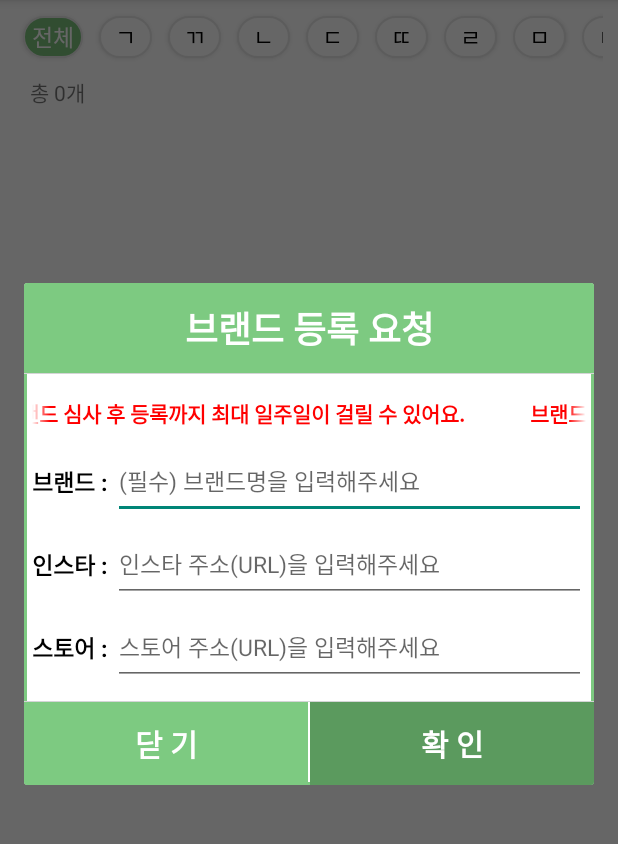
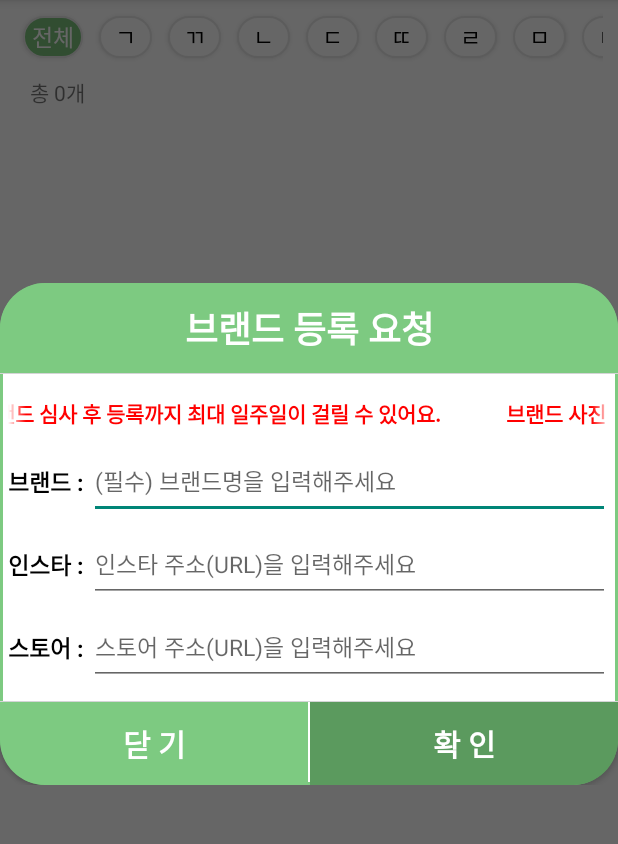
Before and after one commit to seok0627/SearchPot, an Android app: the screen it shows after launch (MainActivity), after a tap on "브랜드 등록", on a phone screen of 412 x 824 dp, the part 84-928 px from its top. Run offline under Robolectric (Android 15) with nearby library versions, the phone set to English and light mode, and no system bars; our stand-ins replace AdMob, Firebase (no records; nobody signed in at launch, a user with empty details on screens opened directly); pictures from the network do not load.

Commit message:
다이얼로그 radius 처리

```diff
--- a/app/src/main/java/com/jys/searchpot/MainActivity.java
+++ b/app/src/main/java/com/jys/searchpot/MainActivity.java
@@ -4,6 +4,7 @@ import android.annotation.SuppressLint;
 import android.app.Activity;
 import android.content.Intent;
 import android.graphics.Color;
+import android.graphics.drawable.ColorDrawable;
 import android.os.Bundle;
 import android.text.Editable;
 import android.text.TextWatcher;
@@ -12,6 +13,7 @@ import android.view.Menu;
 import android.view.MenuItem;
 import android.view.MotionEvent;
 import android.view.View;
+import android.view.Window;
 import android.view.inputmethod.InputMethodManager;
 import android.widget.Button;
 import android.widget.EditText;
@@ -190,6 +192,8 @@ public class MainActivity extends AppCompatActivity  {
             case R.id.add:
                 CustomDialog dialog = new CustomDialog(this);
                 dialog.setCancelable(false);
+                dialog.getWindow().setBackgroundDrawable(new ColorDrawable(Color.TRANSPARENT));
+
 
                 dialog.setDialogListener(new CustomDialog.CustomDialogListener() {
                     @Override
--- /dev/null
+++ b/app/src/main/res/drawable/bg_round_bottom_left.xml
@@ -0,0 +1,18 @@
+<?xml version="1.0" encoding="utf-8"?>
+<shape xmlns:android="http://schemas.android.com/apk/res/android"
+    android:shape="rectangle" >
+    <solid android:color="@color/mint"/>
+
+
+    <!--<stroke
+        android:width="0.1dp"
+        android:color="@color/darkgray"/>-->
+
+    <corners
+        android:bottomLeftRadius="30dp"/>
+
+<!--    <stroke-->
+<!--        android:width="2dp"-->
+<!--        android:color="@color/mint" />-->
+
+</shape>
--- /dev/null
+++ b/app/src/main/res/drawable/bg_round_bottom_right.xml
@@ -0,0 +1,18 @@
+<?xml version="1.0" encoding="utf-8"?>
+<shape xmlns:android="http://schemas.android.com/apk/res/android"
+    android:shape="rectangle" >
+    <solid android:color="@color/dark_mint"/>
+
+
+    <!--<stroke
+        android:width="0.1dp"
+        android:color="@color/darkgray"/>-->
+
+    <corners
+        android:bottomRightRadius="30dp"/>
+
+<!--    <stroke-->
+<!--        android:width="2dp"-->
+<!--        android:color="@color/mint" />-->
+
+</shape>
--- /dev/null
+++ b/app/src/main/res/drawable/bg_round_title.xml
@@ -0,0 +1,19 @@
+<?xml version="1.0" encoding="utf-8"?>
+<shape xmlns:android="http://schemas.android.com/apk/res/android"
+    android:shape="rectangle" >
+    <solid android:color="@color/mint"/>
+
+
+    <!--<stroke
+        android:width="0.1dp"
+        android:color="@color/darkgray"/>-->
+
+    <corners
+        android:topLeftRadius="30dp"
+        android:topRightRadius="30dp"/>
+
+<!--    <stroke-->
+<!--        android:width="2dp"-->
+<!--        android:color="@color/mint" />-->
+
+</shape>
--- a/app/src/main/res/layout/custom_dialog.xml
+++ b/app/src/main/res/layout/custom_dialog.xml
@@ -10,7 +10,7 @@
     <TextView
         android:layout_width="match_parent"
         android:layout_height="60dp"
-        android:background="@color/mint"
+        android:background="@drawable/bg_round_title"
         android:gravity="center"
         android:text="브랜드 등록 요청"
         android:textColor="@color/white"
@@ -152,7 +152,7 @@
                 android:id="@+id/btn_cancel"
                 android:layout_width="match_parent"
                 android:layout_height="match_parent"
-                android:background="@color/mint"
+                android:background="@drawable/bg_round_bottom_left"
                 android:text="닫 기"
                 android:textColor="@color/white"
                 android:textSize="20dp"
@@ -175,7 +175,7 @@
                 android:id="@+id/btn_ok"
                 android:layout_width="match_parent"
                 android:layout_height="match_parent"
-                android:background="@color/dark_mint"
+                android:background="@drawable/bg_round_bottom_right"
                 android:text="확 인"
                 android:textColor="@color/white"
                 android:textSize="20dp"
```
